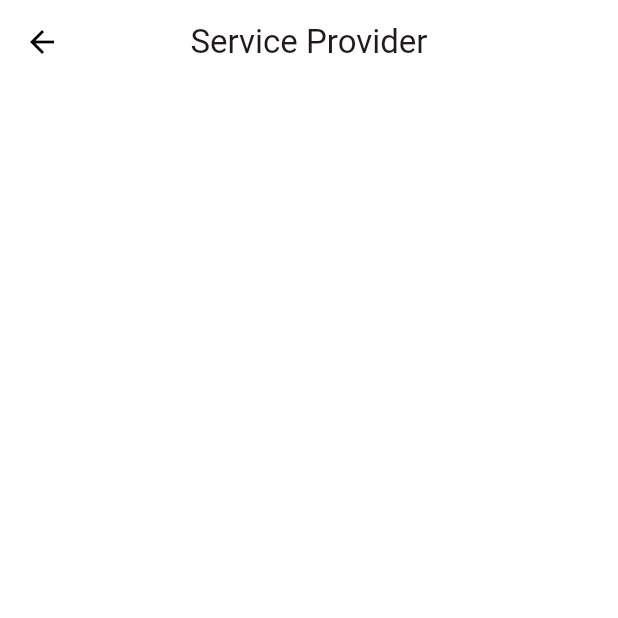
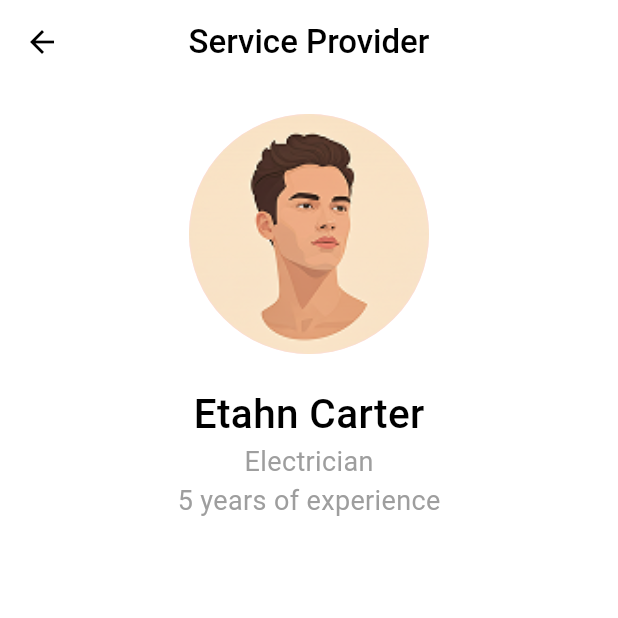
Before and after one commit to Eranga035225/skill_finder_mobile_app_for_a_client, a Flutter app: the ProfileScreen screen opened directly, on a phone screen of 412 x 824 dp, the top half of it. Run offline on Flutter 3.47's test engine with Material 3 defaults, Android fonts, the phone set to English and light mode, and no system bars; our stand-ins replace font_awesome_flutter, lottie.

Commit message:
developing the profile screen

```diff
--- a/lib/screens/profile_screen.dart
+++ b/lib/screens/profile_screen.dart
@@ -8,19 +8,61 @@ class ProfileScreen extends StatefulWidget {
 }
 
 class _ProfileScreenState extends State<ProfileScreen> {
+
   @override
   Widget build(BuildContext context) {
+    Size size = MediaQuery.of(context).size;
     return Scaffold(
       backgroundColor: Colors.white,
       appBar: AppBar(
         leading: BackButton(color: Colors.black),
         backgroundColor: Colors.white,
-        title: Text('Service Provider'),
+        title: Text('Service Provider', style: TextStyle(color: Colors.black,  fontWeight: FontWeight.w500)),
         centerTitle: true,
+      ),
+
+   body: Column(
+     children: [
+       Align(
+        alignment: Alignment.topCenter,
+         child: Column(
+             // push content to top
+           crossAxisAlignment: CrossAxisAlignment.center, // center horizontally
+           children: [
+            SizedBox(height: 20),
+             CircleAvatar(
+               radius: 80,
+               backgroundImage: AssetImage('assets/images/profile_icon.png'),
+             ),
+             SizedBox(height: 20),
+             Text(
+               'Etahn Carter',
+               style: TextStyle(
+                 color: Colors.black,
+                 fontSize: 27,
+                 fontWeight: FontWeight.w500,
+               ),
+             ),
+             Text('Electrician', style: TextStyle(
+              color: Colors.grey,
+              fontSize: 18,
+             ),),
+             Text('5 years of experience', style: TextStyle(
+              color: Colors.grey,
+              fontSize: 18,
+             ),),
+           ],
+         ),
+       ),
 
 
 
-      )
+
+
+     ],
+   ),
+
+
 
 
 
```
Also changed, not shown: assets/images/profile_icon.png (added).
